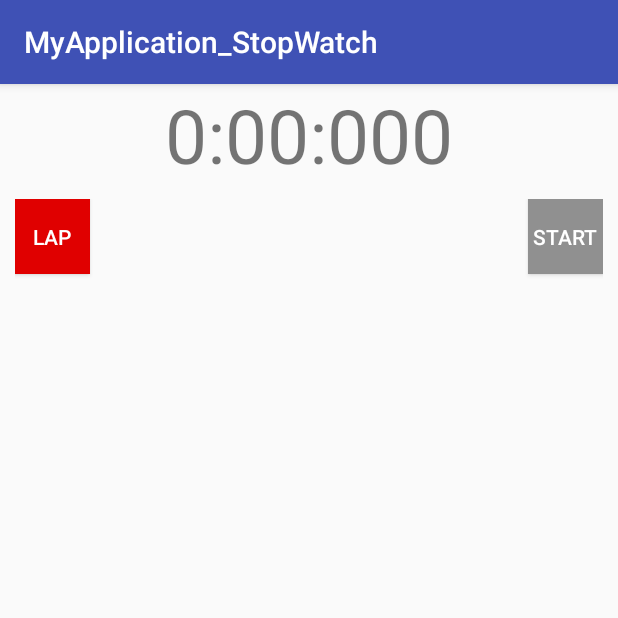
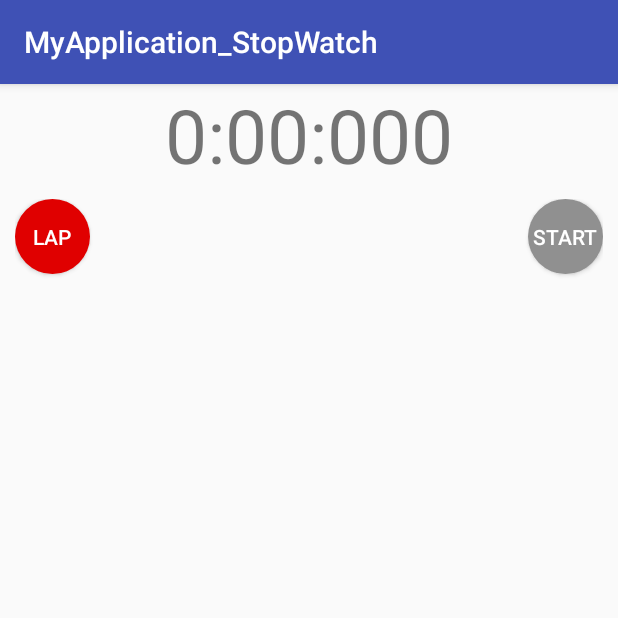
Before and after one commit to RamyaRamathas/stopwatchandroid, an Android app: the screen it shows after launch (MainActivity), on a phone screen of 412 x 824 dp, the top half of it. Run offline under Robolectric (Android 15) with nearby library versions, the light colour scheme and no system bars.

Commit message:
Initial commit

```diff
--- a/MyApplication_StopWatch/app/src/main/res/drawable/rounded_rect_lap.xml
+++ b/MyApplication_StopWatch/app/src/main/res/drawable/rounded_rect_lap.xml
@@ -1,5 +1,5 @@
 <?xml version="1.0" encoding="utf-8"?>
-<shape xmlns:android="http://schemas.android.com/apk/res/android">
+<shape xmlns:android="http://schemas.android.com/apk/res/android"
     android:dither = "true"
     android:shape = "oval">
 
--- a/MyApplication_StopWatch/app/src/main/res/drawable/rounded_rect_stop.xml
+++ b/MyApplication_StopWatch/app/src/main/res/drawable/rounded_rect_stop.xml
@@ -1,5 +1,5 @@
 <?xml version="1.0" encoding="utf-8"?>
-<shape xmlns:android="http://schemas.android.com/apk/res/android">
+<shape xmlns:android="http://schemas.android.com/apk/res/android"
     android:dither = "true"
     android:shape = "oval">
 
```
